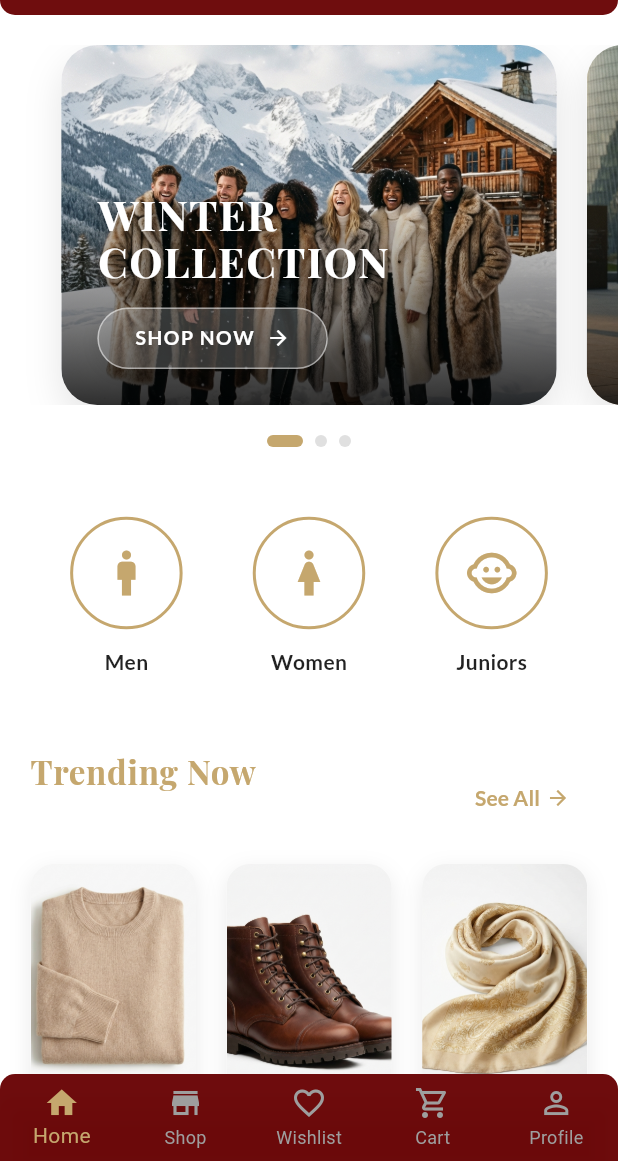
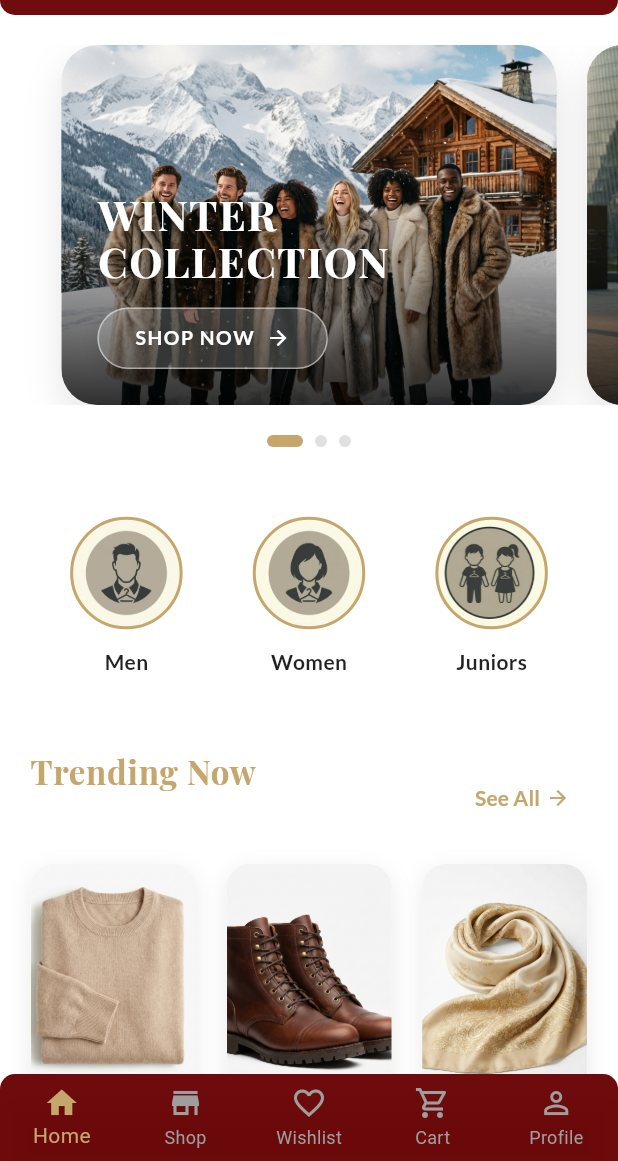
Before and after one commit to NaveedAhmed5/Shopiz-E_Clothing-Store-Mobile-App, a Flutter app: the screen it shows after launch, on a phone screen of 412 x 824 dp, the part 75-1236 px from its top. Run offline on Flutter 3.47's test engine with Material 3 defaults, Android fonts, the phone set to English and light mode, and no system bars; our stand-ins replace firebase_core, get, google_fonts; accounts and stored records are empty.

Commit message:
Home Screen UI Complete v2

```diff
--- a/lib/screens/home_screen.dart
+++ b/lib/screens/home_screen.dart
@@ -485,9 +485,9 @@ class HomeScreen extends StatelessWidget {
 
   Widget _buildPremiumCategoriesSection() {
     final categories = [
-      {"name": "Men", "icon": Icons.man},
-      {"name": "Women", "icon": Icons.woman},
-      {"name": "Juniors", "icon": Icons.child_care},
+      {"name": "Men", "image": "assets/images/men_category.png"},
+      {"name": "Women", "image": "assets/images/women_category.png"},
+      {"name": "Juniors", "image": "assets/images/juniors_category.png"},
     ];
 
     return SizedBox(
@@ -511,8 +511,11 @@ class HomeScreen extends StatelessWidget {
                     color: Colors.white,
                     shape: BoxShape.circle,
                     border: Border.all(color: AppColors.secondary, width: 2),
+                    image: DecorationImage(
+                      image: AssetImage(cat["image"] as String),
+                      fit: BoxFit.cover,
+                    ),
                   ),
-                  child: Icon(cat["icon"] as IconData, color: AppColors.secondary, size: 36),
                 ),
                 const SizedBox(height: 12),
                 Text(
```
Also changed, not shown: lib/main.dart (+4 -3 lines), assets/images/juniors_category.png (added), assets/images/men_category.png (added), assets/images/women_category.png (added).
